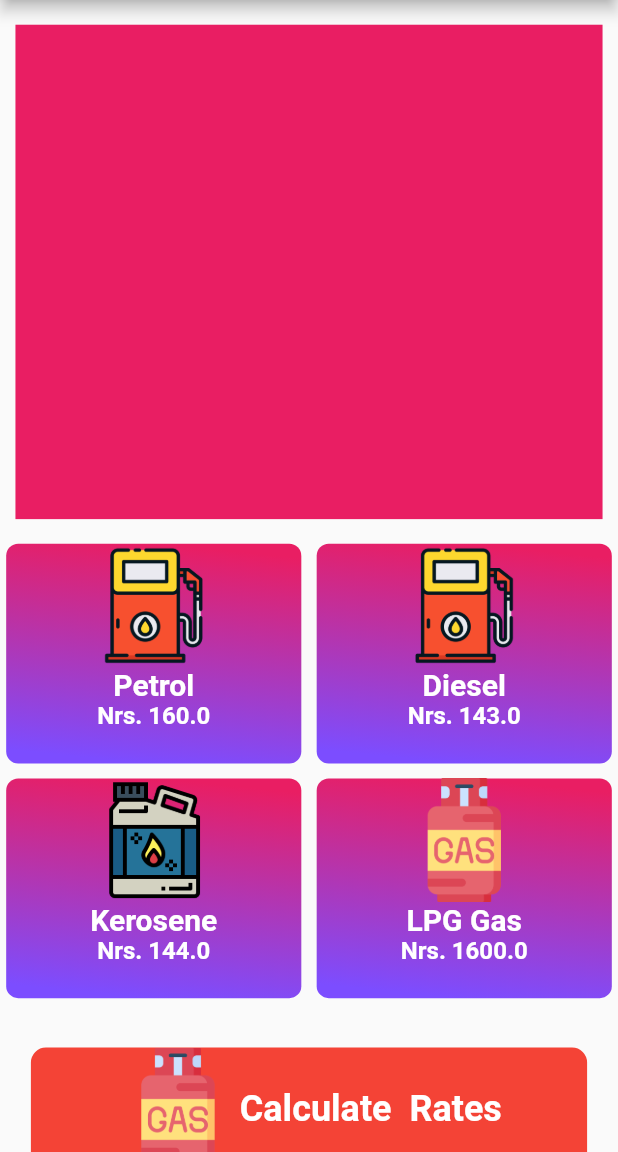
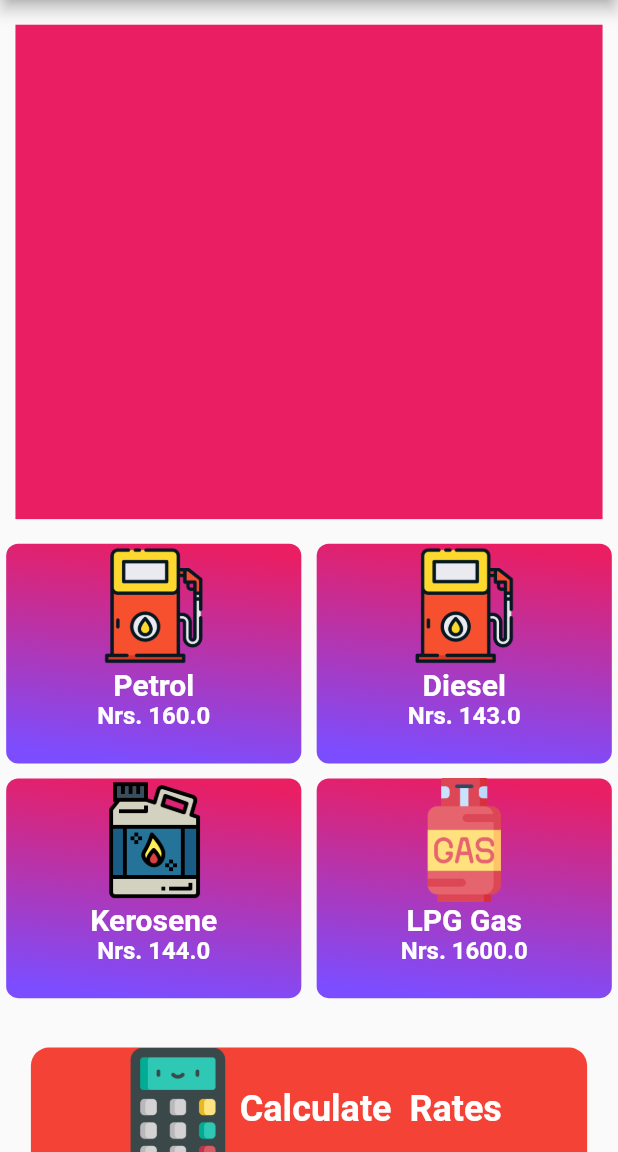
Before and after one commit to kbshal/Fuel_APP, a Flutter app: the screen it shows after launch, on a phone screen of 412 x 824 dp, the part 84-1236 px from its top. Run offline on Flutter 3.47's test engine with Material 2 defaults, Android fonts, the phone set to English and light mode, and no system bars.

Commit message:
impl. calculator ,price card

```diff
--- a/frontend/lib/view/widgets/calculator.dart
+++ b/frontend/lib/view/widgets/calculator.dart
@@ -9,7 +9,7 @@ class MyCalculator extends StatelessWidget {
     return Padding(
       padding: EdgeInsets.only(top: size.height*0.04,bottom: size.height*0.04),
       child: InkWell(
-         borderRadius: BorderRadius.circular(10.0),
+         borderRadius: BorderRadius.circular(12.0),
         onTap: (){
 
         },
@@ -19,14 +19,14 @@ class MyCalculator extends StatelessWidget {
           width: size.width*0.9,
           decoration: BoxDecoration(
             color: Colors.red,
-            borderRadius: BorderRadius.circular(10.0)
+            borderRadius: BorderRadius.circular(12.0)
 
           ),
           child:Row(
             crossAxisAlignment: CrossAxisAlignment.center,
             mainAxisAlignment: MainAxisAlignment.center,
             children: [
-              Image.asset("assets/gas.png",
+              Image.asset("assets/calculator.png",
               height: size.height*0.1,
               width: size.width*0.2,),
               Text("Calculate  Rates",
```
